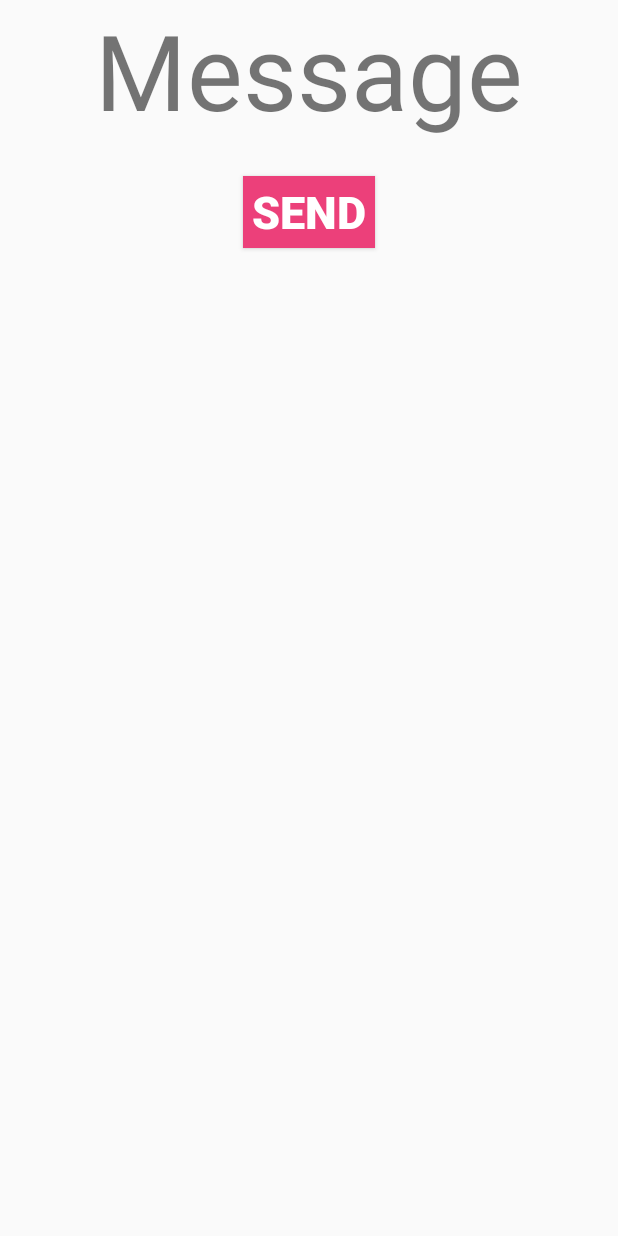
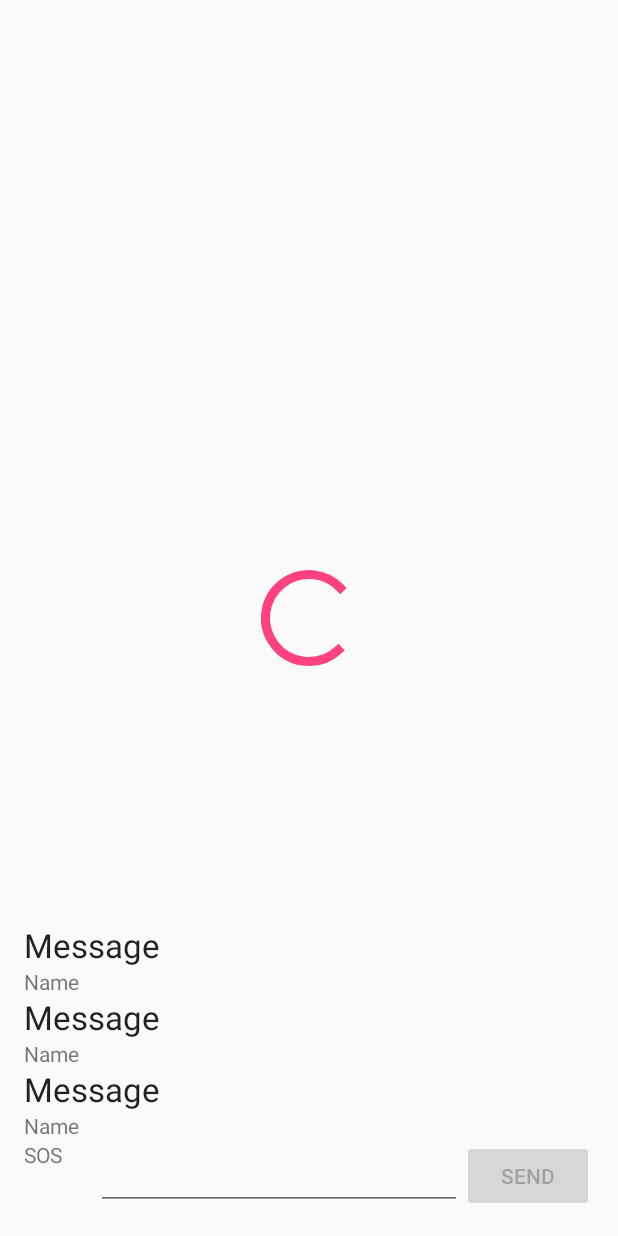
Before and after one commit to SID912/SWAGATHON, an Android app: the layout chatlayout.xml on its own in the app's theme, with its tools: preview values and no code run, on a phone screen of 412 x 824 dp. Run offline under Robolectric (Android 15) with nearby library versions, the light colour scheme and no system bars.

Commit message:
progress 2

```diff
--- a/app/build.gradle
+++ b/app/build.gradle
@@ -30,6 +30,7 @@ dependencies {
     compile 'com.mcxiaoke.volley:library:1.0.19'
     compile 'com.jakewharton:butterknife:6.1.0'
     compile 'com.google.firebase:firebase-database:10.2.0'
+    compile 'com.github.bumptech.glide:glide:3.6.1'
 
     testCompile 'junit:junit:4.12'
 }
--- a/app/src/main/res/layout/chatlayout.xml
+++ b/app/src/main/res/layout/chatlayout.xml
@@ -1,26 +1,61 @@
 <?xml version="1.0" encoding="utf-8"?>
-<LinearLayout xmlns:android="http://schemas.android.com/apk/res/android"
-    android:orientation="vertical" android:layout_width="match_parent"
-    android:layout_height="match_parent">
-    <TextView
-        android:id ="@+id/test"
-        android:layout_gravity="center"
-        android:textSize="70dp"
+<RelativeLayout
+    xmlns:android="http://schemas.android.com/apk/res/android"
+    xmlns:tools="http://schemas.android.com/tools"
+    android:layout_width="match_parent"
+    android:layout_height="match_parent"
+    android:paddingBottom="@dimen/activity_vertical_margin"
+    android:paddingLeft="@dimen/activity_horizontal_margin"
+    android:paddingRight="@dimen/activity_horizontal_margin"
+    android:paddingTop="@dimen/activity_vertical_margin">
+
+    <ListView
+        android:id="@+id/messageListView"
+        android:layout_width="match_parent"
+        android:layout_height="match_parent"
+        android:layout_above="@+id/linearLayout"
+        android:stackFromBottom="true"
+        android:divider="@android:color/transparent"
+        android:transcriptMode="alwaysScroll"
+        tools:listitem="@layout/item_message"/>
+
+    <LinearLayout
+        android:id="@+id/linearLayout"
+        android:layout_width="match_parent"
+        android:layout_height="wrap_content"
+        android:layout_alignParentBottom="true"
+        android:layout_alignParentLeft="true"
+        android:layout_alignParentStart="true"
+        android:orientation="horizontal">
+
+        <TextView
+            android:id="@+id/SOS"
+            android:layout_width="48dp"
+            android:layout_height="48dp"
+            android:text="SOS" />
+
+        <EditText
+            android:id="@+id/messageEditText"
+            android:layout_width="0dp"
+            android:layout_height="wrap_content"
+            android:layout_gravity="center_vertical"
+            android:layout_weight="1" />
+
+        <Button
+            android:id="@+id/sendButton"
+            android:layout_width="wrap_content"
+            android:layout_height="wrap_content"
+            android:layout_gravity="bottom"
+            android:enabled="false"
+            android:text="SEND"/>
+
+    </LinearLayout>
+
+    <ProgressBar
+        android:id="@+id/progressBar"
+        style="?android:attr/progressBarStyleLarge"
         android:layout_width="wrap_content"
         android:layout_height="wrap_content"
-        android:text= "Message"/>
-
-    <Button
-        android:layout_marginTop="24dp"
-        android:id = "@+id/Safety"
-        android:layout_width="wrap_content"
-        android:layout_height="wrap_content"
-        android:layout_gravity="center"
-        android:textStyle="bold"
-        android:text="Send"
-        android:background="#EC407A"
-        android:textColor="#FFFF"
-        android:textAllCaps="true"
-        android:textSize="30dp"/>
-
-</LinearLayout>
+        android:layout_centerHorizontal="true"
+        android:layout_centerVertical="true"/>
+</RelativeLayout>
--- /dev/null
+++ b/app/src/main/res/layout/item_message.xml
@@ -0,0 +1,32 @@
+<?xml version="1.0" encoding="utf-8"?>
+<LinearLayout xmlns:android="http://schemas.android.com/apk/res/android"
+    xmlns:tools="http://schemas.android.com/tools"
+    android:layout_width="match_parent"
+    android:layout_height="wrap_content"
+    android:layout_marginLeft="@dimen/activity_horizontal_margin"
+    android:layout_marginStart="@dimen/activity_horizontal_margin"
+    android:orientation="vertical">
+
+    <ImageView
+        android:id="@+id/photoImageView"
+        android:layout_width="match_parent"
+        android:layout_height="wrap_content"
+        android:adjustViewBounds="true" />
+
+    <TextView
+        android:id="@+id/messageTextView"
+        android:layout_width="wrap_content"
+        android:layout_height="wrap_content"
+        android:layout_weight="0"
+        android:textAppearance="?android:attr/textAppearanceLarge"
+        tools:text="Message" />
+
+    <TextView
+        android:id="@+id/nameTextView"
+        android:layout_width="wrap_content"
+        android:layout_height="wrap_content"
+        android:layout_weight="0"
+        android:textAppearance="?android:attr/textAppearanceSmall"
+        tools:text="Name" />
+
+</LinearLayout>
--- a/app/src/main/res/values/dimens.xml
+++ b/app/src/main/res/values/dimens.xml
@@ -1,3 +1,7 @@
 <resources>
     <dimen name="fab_margin">16dp</dimen>
+
+        <!-- Default screen margins, per the Android Design guidelines. -->
+        <dimen name="activity_horizontal_margin">16dp</dimen>
+        <dimen name="activity_vertical_margin">16dp</dimen>
 </resources>
```
Also changed, not shown: app/src/main/java/com/example/android/null1/ChatInterest.java (+109 -17 lines), app/src/main/java/com/example/android/null1/FriendlyMessage.java (added, +45 -0 lines), app/src/main/java/com/example/android/null1/MessageAdapter.java (added, +58 -0 lines).
